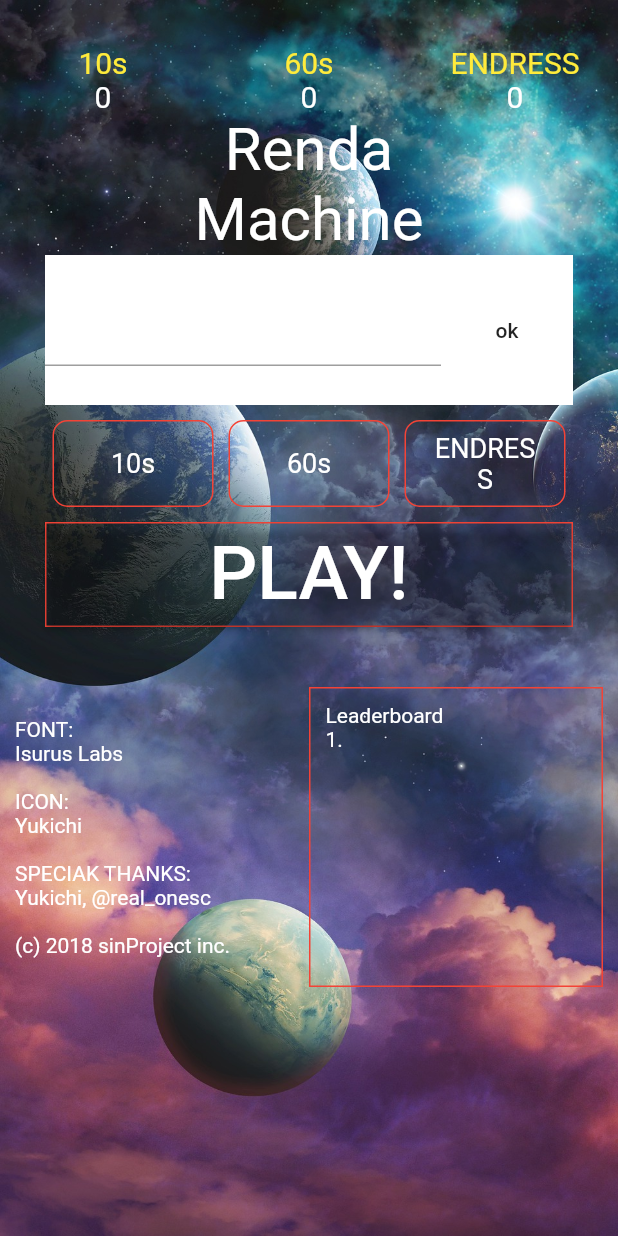
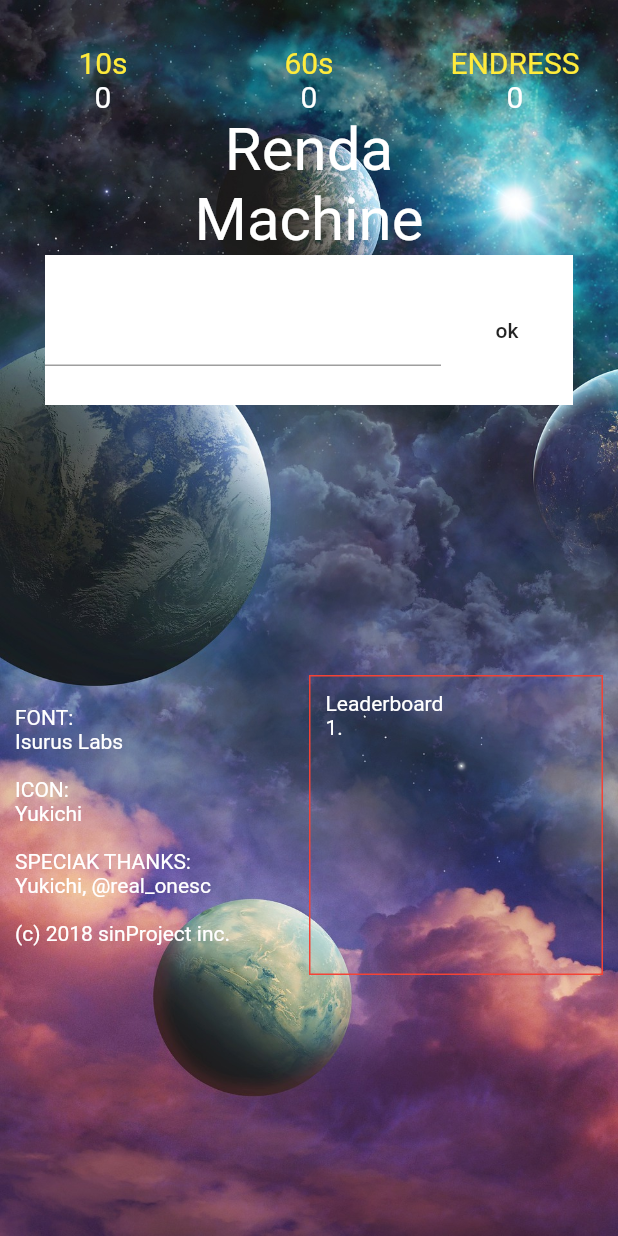
Before and after one commit to shunking-tech/renda_machine, a Flutter app: the screen it shows after launch, after a tap on "ok", on a phone screen of 412 x 824 dp. Run offline on Flutter 3.47's test engine with Material 2 defaults, Android fonts, the phone set to English and light mode, and no system bars; our stand-ins replace shared_preferences, sqflite; accounts and stored records are empty.

Commit message:
名前入力時のみメニューとPLAYボタンを表示

```diff
--- a/lib/pages/home.dart
+++ b/lib/pages/home.dart
@@ -30,6 +30,9 @@ class _MyHomePageState extends State<MyHomePage> with RouteAware {
   var record10 = "0";
   var record60 = "0";
   var recordEndless = "0";
+
+  // 名前を入力した時のみPLAYできるように制御する変数
+  var canPlay = true;
 
   @override
   void didChangeDependencies() {
@@ -123,7 +126,15 @@ class _MyHomePageState extends State<MyHomePage> with RouteAware {
                               FlatButton(
                                 onPressed: () async {
                                   await SharePrefs().setName(name: _ctrName.text);
-                                  await SharePrefs().getName();
+                                  var _name = await SharePrefs().getName();
+
+                                  setState(() {
+                                    if (_name.length == 0) {
+                                      canPlay = false;
+                                    } else {
+                                      canPlay = true;
+                                    }
+                                  });
                                 },
                                 child: Text("ok"),
                               )
@@ -154,52 +165,53 @@ class _MyHomePageState extends State<MyHomePage> with RouteAware {
 //                      },
 //                    ),
 
-                        // メニュー
-                        Container(
-                          padding: EdgeInsets.only(top: 10,bottom: 10, left: 30, right: 30),
-                          child: Row(
-                            children: <Widget>[
-                              menuItem(menu: "10s", selected: selectedMenu10, canTap: canTapMenu10),
-                              menuItem(menu: "60s", selected: selectedMenu60, canTap: canTapMenu60),
-                              menuItem(menu: "ENDRESS", selected: selectedMenuEndless, canTap: canTapMenuEndless),
-                            ],
-                          ),
-                        ),
-
-                        // PLAYボタン
-                        Container(
-                            padding: EdgeInsets.only(bottom: 10, left: 30, right: 30),
-                            child: Row(
-                              children: <Widget>[
-                                Expanded(
-                                    child: Container(
-                                      height: 70,
-                                      decoration: BoxDecoration(
-                                        border: Border.all(color: Colors.red),
-                                      ),
-                                      child: RaisedButton(
-                                        onPressed: (){
-                                          Navigator.push(
-                                            context,
-                                            CupertinoPageRoute(
-                                              builder: (context) => Play(time: time, menu: selectedMenuName,),
-                                            ),
-                                          );
-                                        },
-                                        color: Colors.white.withOpacity(0.0),
-                                        child: Text(
-                                          "PLAY!",
-                                          style: TextStyle(
-                                            color: Colors.white,
-                                            fontSize: 50
-                                          ),
-                                        ),
-                                      ),
-                                    )
-                                )
-                              ],
-                            )
-                        ),
+                        _blockPlay(),
+//                        // メニュー
+//                        Container(
+//                          padding: EdgeInsets.only(top: 10,bottom: 10, left: 30, right: 30),
+//                          child: Row(
+//                            children: <Widget>[
+//                              menuItem(menu: "10s", selected: selectedMenu10, canTap: canTapMenu10),
+//                              menuItem(menu: "60s", selected: selectedMenu60, canTap: canTapMenu60),
+//                              menuItem(menu: "ENDRESS", selected: selectedMenuEndless, canTap: canTapMenuEndless),
+//                            ],
+//                          ),
+//                        ),
+//
+//                        // PLAYボタン
+//                        Container(
+//                            padding: EdgeInsets.only(bottom: 10, left: 30, right: 30),
+//                            child: Row(
+//                              children: <Widget>[
+//                                Expanded(
+//                                    child: Container(
+//                                      height: 70,
+//                                      decoration: BoxDecoration(
+//                                        border: Border.all(color: Colors.red),
+//                                      ),
+//                                      child: RaisedButton(
+//                                        onPressed: (){
+//                                          Navigator.push(
+//                                            context,
+//                                            CupertinoPageRoute(
+//                                              builder: (context) => Play(time: time, menu: selectedMenuName,),
+//                                            ),
+//                                          );
+//                                        },
+//                                        color: Colors.white.withOpacity(0.0),
+//                                        child: Text(
+//                                          "PLAY!",
+//                                          style: TextStyle(
+//                                            color: Colors.white,
+//                                            fontSize: 50
+//                                          ),
+//                                        ),
+//                                      ),
+//                                    )
+//                                )
+//                              ],
+//                            )
+//                        ),
 
                         // 画面下部
                         Container(
@@ -402,4 +414,63 @@ class _MyHomePageState extends State<MyHomePage> with RouteAware {
       ),
     );
   }
+
+  Widget _blockPlay() {
+    if (canPlay) {    // 名前入力されているときはメニューとPLAYボタンを表示する
+      return Column(
+        children: <Widget>[
+          // メニュー
+          Container(
+            padding: EdgeInsets.only(top: 10,bottom: 10, left: 30, right: 30),
+            child: Row(
+              children: <Widget>[
+                menuItem(menu: "10s", selected: selectedMenu10, canTap: canTapMenu10),
+                menuItem(menu: "60s", selected: selectedMenu60, canTap: canTapMenu60),
+                menuItem(menu: "ENDRESS", selected: selectedMenuEndless, canTap: canTapMenuEndless),
+              ],
+            ),
+          ),
+
+          // PLAYボタン
+          Container(
+              padding: EdgeInsets.only(bottom: 10, left: 30, right: 30),
+              child: Row(
+                children: <Widget>[
+                  Expanded(
+                      child: Container(
+                        height: 70,
+                        decoration: BoxDecoration(
+                          border: Border.all(color: Colors.red),
+                        ),
+                        child: RaisedButton(
+                          onPressed: (){
+                            Navigator.push(
+                              context,
+                              CupertinoPageRoute(
+                                builder: (context) => Play(time: time, menu: selectedMenuName,),
+                              ),
+                            );
+                          },
+                          color: Colors.white.withOpacity(0.0),
+                          child: Text(
+                            "PLAY!",
+                            style: TextStyle(
+                                color: Colors.white,
+                                fontSize: 50
+                            ),
+                          ),
+                        ),
+                      )
+                  )
+                ],
+              )
+          ),
+        ],
+      );
+    } else {    // 名前入力されていない時は何も表示しない
+      return Container(
+        height: 150,
+      );
+    }
+  }
 }
```
